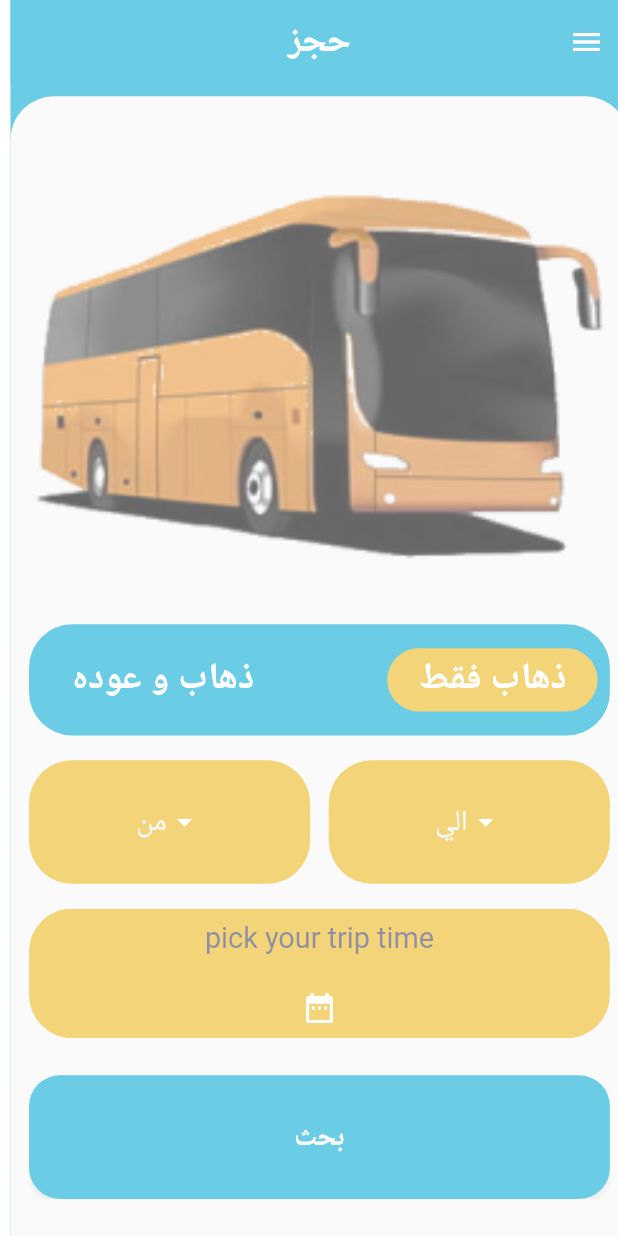
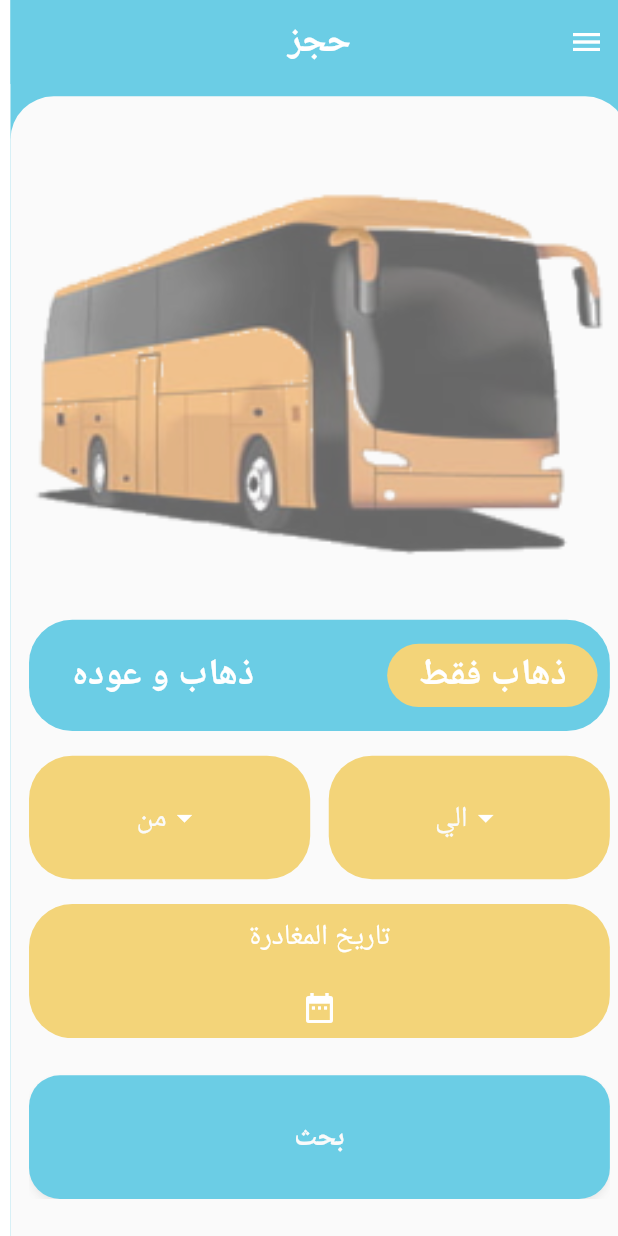
Before and after one commit to seifAfya123/EGBuss, a Flutter app: the screen it shows after launch, after a tap on "تسجيل الدخول", on a phone screen of 412 x 824 dp. Run offline on Flutter 3.47's test engine with Material 2 defaults, Android fonts, the phone set to English and light mode, and no system bars; our stand-ins replace bloc, dio, easy_localization, flutter_bloc, flutter_phoenix, flutter_slidable and 4 more; missing offline and left inert: dart:html.

Commit message:
Date picker

```diff
--- a/lib/presentation/screens/shared/available_trips_screen.dart
+++ b/lib/presentation/screens/shared/available_trips_screen.dart
@@ -35,7 +35,7 @@ class AvailableTripsScreen extends StatelessWidget {
                   ticket: tickets[index],
                   function: () {
                     Navigator.pushNamed(
-                        context, RoutNamesDart.rConfirmReservationScreen);
+                        context, RoutNamesDart.rSeatReservation);
                   },
                 );
               },
--- a/lib/presentation/screens/shared/edit_profile_screen.dart
+++ b/lib/presentation/screens/shared/edit_profile_screen.dart
@@ -25,6 +25,7 @@ class EditProfileScreen extends StatelessWidget {
       ),
       body: BodyWhiteContainer(
         bodyChild: SingleChildScrollView(
+          keyboardDismissBehavior: ScrollViewKeyboardDismissBehavior.onDrag,
           child: Column(
             children: [
               Container(
--- a/lib/presentation/screens/shared/find_trip_screen.dart
+++ b/lib/presentation/screens/shared/find_trip_screen.dart
@@ -11,6 +11,7 @@ import 'package:testapp/presentation/widget/const_widget.dart';
 import 'package:testapp/presentation/widget/custom_drop_down_list.dart';
 import 'package:testapp/presentation/widget/custom_elevated_button.dart';
 import 'package:testapp/presentation/widget/custom_image_container.dart';
+import 'package:testapp/presentation/widget/date_picker_widget.dart';
 import 'package:testapp/presentation/widget/default_button_text.dart';
 import 'package:testapp/presentation/widget/drawer.dart';
 import 'package:testapp/presentation/widget/leaving_and_arriving_card.dart';
@@ -142,7 +143,7 @@ class _FindTripScreenState extends State<FindTripScreen> {
                   myWidgets: const DefaultButtonText(text: "بحث"),
                   otpressFunction: () {
                     Navigator.pushNamed(
-                        context, RoutNamesDart.rSeatReservation);
+                        context, RoutNamesDart.rAvailableTripsScreen);
                   },
                 ),
                 // SizedBox(height: 6.h),
@@ -157,9 +158,9 @@ class _FindTripScreenState extends State<FindTripScreen> {
   fisrtChild() {
     return Row(
       children: [
-        TripTimePicker(function: () {
-          debugPrint("timepicker");
-        }),
+        DatePickerWidget(
+          text: 'تاريخ المغادرة',
+        ),
       ],
     );
   }
@@ -169,13 +170,11 @@ class _FindTripScreenState extends State<FindTripScreen> {
       mainAxisAlignment: MainAxisAlignment.spaceBetween,
       crossAxisAlignment: CrossAxisAlignment.center,
       children: [
-        TripTimePicker(function: () {
-          debugPrint("timepicker");
-        }),
+        DatePickerWidget(text: 'تاريخ المغادرة'),
         SizedBox(width: 3.w),
-        TripTimePicker(function: () {
-          debugPrint("timepicker");
-        }),
+        DatePickerWidget(
+          text: 'تاريخ العودة',
+        )
       ],
     );
   }
--- a/lib/presentation/screens/shared/login_screen.dart
+++ b/lib/presentation/screens/shared/login_screen.dart
@@ -46,6 +46,8 @@ class LoginScreen extends StatelessWidget {
             return Container(
               margin: EdgeInsets.symmetric(horizontal: 3.w),
               child: SingleChildScrollView(
+                keyboardDismissBehavior:
+                    ScrollViewKeyboardDismissBehavior.onDrag,
                 physics: const BouncingScrollPhysics(),
                 child: Column(
                   children: [
--- a/lib/presentation/screens/shared/register_screen.dart
+++ b/lib/presentation/screens/shared/register_screen.dart
@@ -47,6 +47,8 @@ class RegisterScreen extends StatelessWidget {
             return Container(
               margin: EdgeInsets.symmetric(horizontal: 5.w),
               child: SingleChildScrollView(
+                keyboardDismissBehavior:
+                    ScrollViewKeyboardDismissBehavior.onDrag,
                 physics: const BouncingScrollPhysics(),
                 child: Column(
                   children: [
--- a/lib/presentation/screens/shared/seat_reservation_screen.dart
+++ b/lib/presentation/screens/shared/seat_reservation_screen.dart
@@ -71,7 +71,7 @@ class SeatReservation extends StatelessWidget {
                                 myWidgets: const DefaultButtonText(text: "حجز"),
                                 otpressFunction: () {
                                   Navigator.pushNamed(context,
-                                      RoutNamesDart.rAvailableTripsScreen);
+                                      RoutNamesDart.rConfirmReservationScreen);
                                 },
                               ),
                             )
--- /dev/null
+++ b/lib/presentation/widget/date_picker_widget.dart
@@ -0,0 +1,77 @@
+import 'package:flutter/material.dart';
+
+import 'package:testapp/presentation/widget/trip_time_picker.dart';
+
+class DatePickerWidget extends StatefulWidget {
+  DatePickerWidget({Key? key, this.restorationId, required this.text})
+      : super(key: key);
+  String text;
+  final String? restorationId;
+
+  @override
+  State<DatePickerWidget> createState() => _DatePickerWidgetState();
+}
+
+class _DatePickerWidgetState extends State<DatePickerWidget>
+    with RestorationMixin {
+  @override
+  String? get restorationId => widget.restorationId;
+
+  final RestorableDateTime _selectedDate = RestorableDateTime(DateTime.now());
+  late final RestorableRouteFuture<DateTime?> restorableDatePickerRouteFuture =
+      RestorableRouteFuture<DateTime?>(
+    onComplete: _selectDate,
+    onPresent: (NavigatorState navigator, Object? arguments) {
+      return navigator.restorablePush(
+        _datePickerRoute,
+        arguments: _selectedDate.value.millisecondsSinceEpoch,
+      );
+    },
+  );
+
+  static Route<DateTime> _datePickerRoute(
+    BuildContext context,
+    Object? arguments,
+  ) {
+    return DialogRoute<DateTime>(
+      context: context,
+      builder: (BuildContext context) {
+        return DatePickerDialog(
+          restorationId: 'date_picker_dialog',
+          initialEntryMode: DatePickerEntryMode.calendarOnly,
+          initialDate: DateTime.fromMillisecondsSinceEpoch(arguments! as int),
+          firstDate: DateTime(2022),
+          lastDate: DateTime(2024),
+        );
+      },
+    );
+  }
+
+  @override
+  void restoreState(RestorationBucket? oldBucket, bool initialRestore) {
+    registerForRestoration(_selectedDate, 'selected_date');
+    registerForRestoration(
+        restorableDatePickerRouteFuture, 'date_picker_route_future');
+  }
+
+  void _selectDate(DateTime? newSelectedDate) {
+    if (newSelectedDate != null) {
+      setState(() {
+        _selectedDate.value = newSelectedDate;
+        ScaffoldMessenger.of(context).showSnackBar(SnackBar(
+          content: Text(
+              'Selected: ${_selectedDate.value.day}/${_selectedDate.value.month}/${_selectedDate.value.year}'),
+        ));
+      });
+    }
+  }
+
+  @override
+  Widget build(BuildContext context) {
+    return TripTimePicker(
+        text: widget.text,
+        function: () {
+          restorableDatePickerRouteFuture.present();
+        });
+  }
+}
--- a/lib/presentation/widget/trip_time_picker.dart
+++ b/lib/presentation/widget/trip_time_picker.dart
@@ -1,13 +1,15 @@
 import 'package:flutter/material.dart';
+import 'package:sizer/sizer.dart';
+
 import 'package:testapp/presentation/styles/my_theme_data.dart';
-import 'package:sizer/sizer.dart';
 
 class TripTimePicker extends StatelessWidget {
   final Function function;
-
-  const TripTimePicker({
+  String text;
+  TripTimePicker({
     Key? key,
     required this.function,
+    required this.text,
   }) : super(key: key);
 
   @override
@@ -25,7 +27,10 @@ class TripTimePicker extends StatelessWidget {
             crossAxisAlignment: CrossAxisAlignment.center,
             mainAxisAlignment: MainAxisAlignment.center,
             children: [
-              Text("pick your trip time"),
+              Text(
+                text,
+                style: TextStyle(color: Colors.white),
+              ),
               Text(""),
               Icon(
                 Icons.date_range,
```
